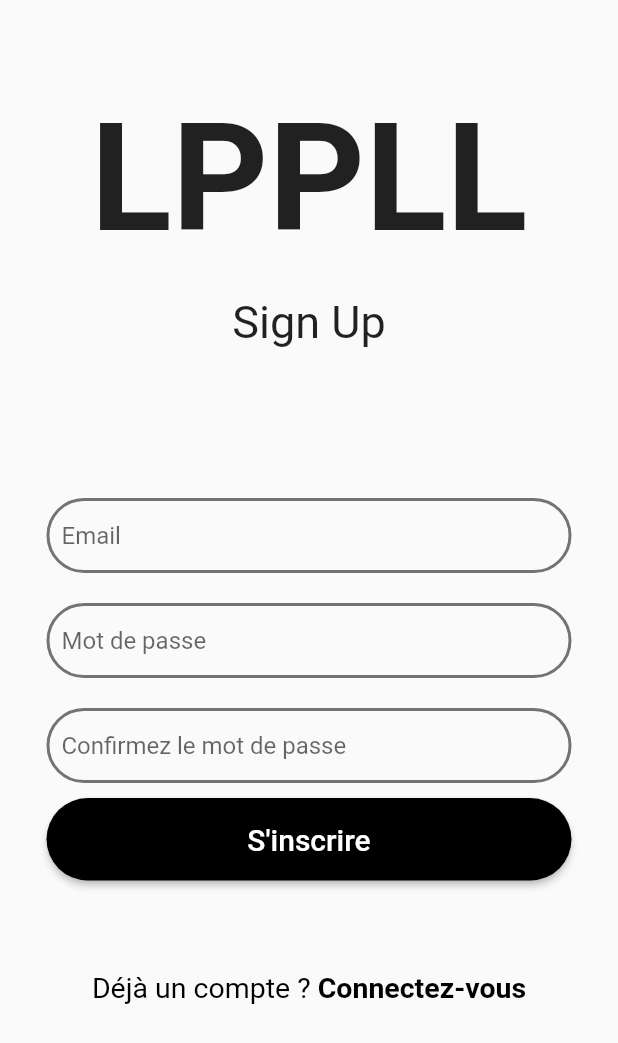
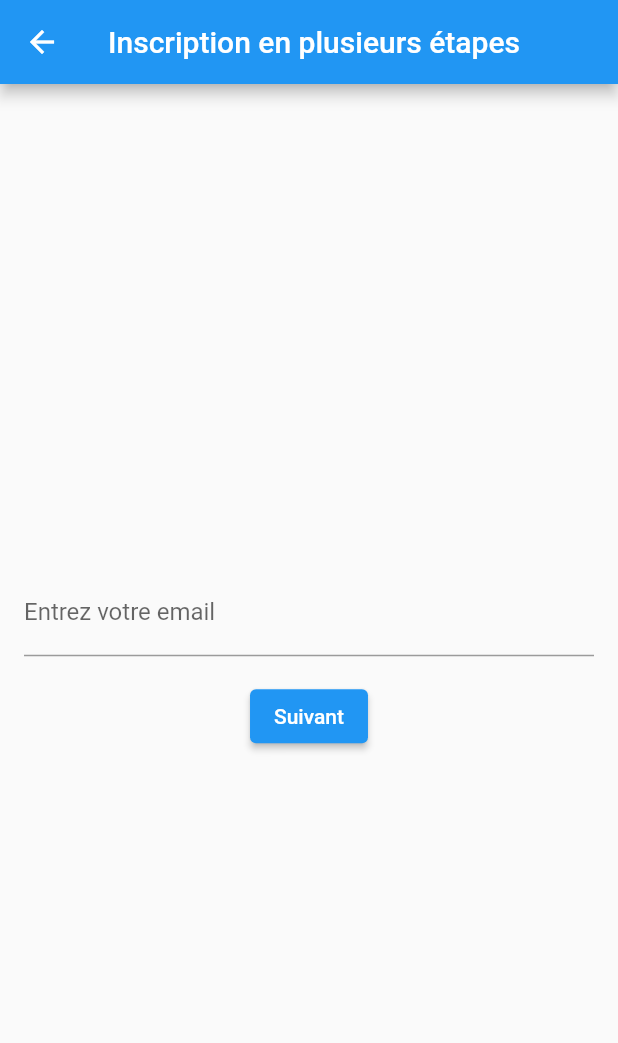
Before and after one commit to chuipagro/area, a Flutter app: the SignUpPage screen opened directly, on a phone screen of 412 x 824 dp. Shown: the top 1043 px of the screen. Run offline on Flutter 3.47's test engine with Material 2 defaults, Android fonts, the phone set to English and light mode, and no system bars; our stand-ins replace fluttertoast; network calls fail.

Commit message:
feat: setting up the operation of the sign up page

```diff
--- a/mobile/lib/LoginPage.dart
+++ b/mobile/lib/LoginPage.dart
@@ -101,7 +101,6 @@ class _LoginPageState extends State<LoginPage> {
                                 ),
                                 child: TextFormField(
                                 controller: emailController,
-                                obscureText: true,
                                 decoration: InputDecoration(
                                     hintText: 'Email',
                                     border: InputBorder.none,
--- a/mobile/lib/SignUpPage.dart
+++ b/mobile/lib/SignUpPage.dart
@@ -1,6 +1,6 @@
 import 'package:flutter/material.dart';
-import 'package:flutter/gestures.dart';
 import 'package:mobile/LoginPage.dart';
+import 'package:fluttertoast/fluttertoast.dart';
 
 class SignUpPage extends StatefulWidget {
     const SignUpPage({Key? key, required this.title}) : super(key: key);
@@ -11,235 +11,257 @@ class SignUpPage extends StatefulWidget {
     _SignUpPageState createState() => _SignUpPageState();
 }
 
+class Step1 extends StatefulWidget {
+    final Function nextPage;
+    final Function updateEmail;
+
+    Step1({required this.nextPage, required this.updateEmail});
+
+    @override
+    _Step1State createState() => _Step1State();
+}
+
+class _Step1State extends State<Step1> {
+    final GlobalKey<FormState> _formKey = GlobalKey<FormState>();
+    String email = '';
+
+    @override
+    Widget build(BuildContext context) {
+        return Container(
+            padding: const EdgeInsets.all(16.0),
+            child: Form(
+                key: _formKey,
+                child: Column(
+                    mainAxisAlignment: MainAxisAlignment.center,
+                    children: [
+                        TextFormField(
+                            decoration: const InputDecoration(labelText: 'Entrez votre email'),
+                            onChanged: (value) {
+                                setState(() {
+                                    email = value;
+                                });
+                            },
+                            validator: (value) {
+                                if (value == null || value.isEmpty) {
+                                    return 'Veuillez entrer votre email';
+                                }
+                                return null;
+                            },
+                        ),
+                        const SizedBox(height: 16.0),
+                        ElevatedButton(
+                            onPressed: () {
+                                if (_formKey.currentState!.validate()) {
+                                    widget.updateEmail(email);
+                                    widget.nextPage();
+                                }
+                            },
+                            child: const Text('Suivant'),
+                        ),
+                    ],
+                ),
+            ),
+        );
+    }
+}
+
+class Step2 extends StatefulWidget {
+    final Function nextPage;
+    final Function previousPage;
+    final Function updatePassword;
+
+    Step2({required this.nextPage, required this.previousPage, required this.updatePassword});
+
+    @override
+    _Step2State createState() => _Step2State();
+}
+
+class _Step2State extends State<Step2> {
+    final GlobalKey<FormState> _formKey = GlobalKey<FormState>();
+    String password = '';
+
+    @override
+    Widget build(BuildContext context) {
+        return Container(
+            padding: const EdgeInsets.all(16.0),
+            child: Form(
+                key: _formKey,
+                child: Column(
+                    mainAxisAlignment: MainAxisAlignment.center,
+                    children: [
+                        TextFormField(
+                            obscureText: true,
+                            decoration: const InputDecoration(labelText: 'Entrez votre mot de passe'),
+                            onChanged: (value) {
+                                setState(() {
+                                    password = value;
+                                });
+                            },
+                            validator: (value) {
+                                if (value == null || value.isEmpty) {
+                                    return 'Veuillez entrer votre mot de passe';
+                                }
+                                return null;
+                            },
+                        ),
+                        const SizedBox(height: 16.0),
+                        Row(
+                            mainAxisAlignment: MainAxisAlignment.spaceBetween,
+                            children: [
+                                ElevatedButton(
+                                    onPressed: () {
+                                        widget.previousPage();
+                                    },
+                                    child: const Text('Précédent'),
+                                ),
+                                ElevatedButton(
+                                    onPressed: () {
+                                        if (_formKey.currentState!.validate()) {
+                                            widget.updatePassword(password);
+                                            widget.nextPage();
+                                        }
+                                    },
+                                    child: const Text('Suivant'),
+                                ),
+                            ],
+                        ),
+                    ],
+                ),
+            ),
+        );
+    }
+}
+
+class Step3 extends StatefulWidget {
+    final Function previousPage;
+    final String email;
+    final String password;
+
+    Step3({required this.previousPage, required this.email, required this.password});
+
+    @override
+    _Step3State createState() => _Step3State();
+}
+
+class _Step3State extends State<Step3> {
+    final GlobalKey<FormState> _formKey = GlobalKey<FormState>();
+    String username = '';
+
+    @override
+    Widget build(BuildContext context) {
+        return Container(
+            padding: const EdgeInsets.all(16.0),
+            child: Form(
+                key: _formKey,
+                child: Column(
+                    mainAxisAlignment: MainAxisAlignment.center,
+                    children: [
+                        TextFormField(
+                            decoration: const InputDecoration(labelText: 'Entrez votre username'),
+                            onChanged: (value) {
+                                setState(() {
+                                    username = value;
+                                });
+                            },
+                            validator: (value) {
+                                if (value == null || value.isEmpty) {
+                                    return 'Veuillez entrer votre username';
+                                }
+                                return null;
+                            },
+                        ),
+                        const SizedBox(height: 16.0),
+                        ElevatedButton(
+                            onPressed: () {
+                                //donner arg au back pour checker que tout est ok
+                                Fluttertoast.showToast(
+                                    msg: "Enregistrement réussi !",
+                                    toastLength: Toast.LENGTH_SHORT,
+                                    gravity: ToastGravity.BOTTOM,
+                                    backgroundColor: Colors.green,
+                                    textColor: Colors.white,
+                                );
+                                Navigator.push(
+                                    context,
+                                    MaterialPageRoute(builder: (context) => LoginPage(title: 'LoginPage')),
+                                );
+                            },
+                            child: const Text('Inscription'),
+                        ),
+                        const SizedBox(height: 16.0),
+                        ElevatedButton(
+                            onPressed: () {
+                                widget.previousPage();
+                            },
+                            child: const Text('Précédent'),
+                        ),
+                    ],
+                ),
+            ),
+        );
+    }
+}
+
 class _SignUpPageState extends State<SignUpPage> {
-    final GlobalKey<FormState> _formKey = GlobalKey<FormState>();
-    TextEditingController emailController = TextEditingController();
-    TextEditingController passwordController = TextEditingController();
-    TextEditingController confirmPasswordController = TextEditingController();
+    final PageController _pageController = PageController(initialPage: 0);
 
-    bool isPasswordForgotten = false;
-    bool isEmailForgotten = false;
+    String email = '';
+    String password = '';
 
-    Future<void> signUpUser() async {
-      // Ajoutez ici la logique d'inscription de l'utilisateur
-      // Vous pouvez envoyer les données au serveur, par exemple
+    int _currentPage = 0;
+
+    void nextPage() {
+        if (_currentPage < 2) {
+            _pageController.nextPage(duration: const Duration(milliseconds: 300), curve: Curves.ease);
+            setState(() {
+                _currentPage += 1;
+            });
+        }
     }
 
-    @override
-    void initState() {
-        super.initState();
-        isPasswordForgotten = false;
-        isEmailForgotten = false;
+    void previousPage() {
+        if (_currentPage < 2) {
+            _pageController.previousPage(duration: const Duration(milliseconds: 300), curve: Curves.ease);
+            setState(() {
+                _currentPage -= 1;
+            });
+        }
     }
 
     @override
     Widget build(BuildContext context) {
         return Scaffold(
-            body: SingleChildScrollView(
-            child: Form(
-                key: _formKey,
-                child: Column(
-                mainAxisAlignment: MainAxisAlignment.center,
+            appBar: AppBar(
+                title: const Text("Inscription en plusieurs étapes"),
+            ),
+            body: PageView(
+                controller: _pageController,
+                physics: const NeverScrollableScrollPhysics(),
                 children: [
-                  SizedBox(height: 60.0),
-                  Align(
-                    alignment: Alignment.center,
-                    child: Text(
-                      'LPPLL',
-                      style: TextStyle(
-                        fontSize: 100.0,
-                        fontWeight: FontWeight.bold,
-                      ),
+                    Step1(
+                        nextPage: nextPage,
+                        updateEmail: (String newEmail) {
+                            setState(() {
+                                email: newEmail;
+                            });
+                        },
                     ),
-                  ),
-                  SizedBox(height: 20.0),
-                  Align(
-                    alignment: Alignment.center,
-                    child: Text(
-                      'Sign Up',
-                      style: TextStyle(
-                        fontSize: 30.0,
-                        fontWeight: FontWeight.normal,
-                      ),
+                    Step2(
+                        nextPage: nextPage,
+                        previousPage: previousPage,
+                        updatePassword: (String newPaswword) {
+                            setState(() {
+                                password: newPaswword;
+                            });
+                        },
                     ),
-                  ),
-                  SizedBox(height: 100.0),
-                  Container(
-                    width: 350,
-                    height: 50,
-                    padding: EdgeInsets.all(8.0),
-                    decoration: BoxDecoration(
-                      border: Border.all(
-                       color: Colors.black54,
-                       width: 2.0,
-                     ),
-                     borderRadius: BorderRadius.circular(30.0),
-                   ),
-                   child: TextFormField(
-                     controller: emailController,
-                     obscureText: false,
-                     decoration: InputDecoration(
-                       hintText: 'Email',
-                       border: InputBorder.none,
-                       labelStyle: TextStyle(
-                         fontWeight: FontWeight.bold,
-                       ),
-                       contentPadding: EdgeInsets.symmetric(vertical: 10.0),
-                     ),
-                     validator: (value) {
-                       if (value?.isEmpty ?? true) {
-                         setState(() {
-                           isEmailForgotten = true;
-                         });
-                         return null;
-                       }
-                       setState(() {
-                         isEmailForgotten = false;
-                       });
-                       return null;
-                     },
+                    Step3(
+                        previousPage: previousPage,
+                        email: email,
+                        password: password,
                     ),
-                  ),
-                  if (isEmailForgotten)
-                    Text(
-                      'Email manquant',
-                      style: TextStyle(
-                        color: Colors.red,
-                        fontSize: 16.0,
-                      ),
-                    ),
-                  SizedBox(height: 20.0),
-                  Container(
-                    width: 350,
-                    height: 50,
-                    padding: EdgeInsets.all(8.0),
-                    decoration: BoxDecoration(
-                      border: Border.all(
-                        color: Colors.black54,
-                        width: 2.0,
-                      ),
-                      borderRadius: BorderRadius.circular(30.0),
-                    ),
-                    child: TextFormField(
-                      controller: passwordController,
-                      obscureText: true,
-                      decoration: InputDecoration(
-                        hintText: 'Mot de passe',
-                        border: InputBorder.none,
-                        labelStyle: TextStyle(
-                          fontWeight: FontWeight.bold,
-                        ),
-                        contentPadding: EdgeInsets.symmetric(vertical: 10.0),
-                      ),
-                      validator: (value) {
-                        if (value?.isEmpty ?? true) {
-                          setState(() {
-                            isPasswordForgotten = true;
-                          });
-                          return null;
-                        }
-                        setState(() {
-                          isPasswordForgotten = false;
-                        });
-                        return null;
-                      },
-                    ),
-                  ),
-                  if (isPasswordForgotten)
-                    Text(
-                      'Mot de passe manquant',
-                      style: TextStyle(
-                        color: Colors.red,
-                        fontSize: 16.0,
-                      ),
-                    ),
-                  SizedBox(height: 20.0),
-                  Container(
-                    width: 350,
-                    height: 50,
-                    padding: EdgeInsets.all(8.0),
-                    decoration: BoxDecoration(
-                      border: Border.all(
-                        color: Colors.black54,
-                        width: 2.0,
-                      ),
-                      borderRadius: BorderRadius.circular(30.0),
-                    ),
-                    child: TextFormField(
-                      controller: confirmPasswordController,
-                      obscureText: true,
-                      decoration: InputDecoration(
-                        hintText: 'Confirmez le mot de passe',
-                        border: InputBorder.none,
-                        labelStyle: TextStyle(
-                          fontWeight: FontWeight.bold,
-                        ),
-                        contentPadding: EdgeInsets.symmetric(vertical: 10.0),
-                      ),
-                      validator: (value) {
-                        if (value != passwordController.text) {
-                          return 'Les mots de passe ne correspondent pas';
-                        }
-                        return null;
-                      },
-                    ),
-                  ),
-                  SizedBox(height: 10.0),
-                  ElevatedButton(
-                    onPressed: () {
-                      if (_formKey.currentState!.validate()) {
-                        signUpUser();
-                      }
-                    },
-                    style: ElevatedButton.styleFrom(
-                      primary: Colors.black,
-                      shape: RoundedRectangleBorder(
-                        borderRadius: BorderRadius.circular(40.0),
-                      ),
-                      minimumSize: Size(350, 55),
-                    ),
-                    child: Text(
-                      'S\'inscrire',
-                      style: TextStyle(
-                        color: Colors.white,
-                        fontSize: 20.0,
-                      ),
-                    ),
-                  ),
-                  SizedBox(height: 60.0),
-                  RichText(
-                    text: TextSpan(
-                      text: 'Déjà un compte ? ',
-                      style: TextStyle(
-                        fontSize: 19.0,
-                        color: Colors.black,
-                        fontWeight: FontWeight.normal,
-                      ),
-                      children: <TextSpan>[
-                        TextSpan(
-                          text: 'Connectez-vous',
-                          style: TextStyle(
-                            fontWeight: FontWeight.bold,
-                          ),
-                          recognizer: TapGestureRecognizer()
-                            ..onTap = () {
-                                Navigator.push(
-                                    context,
-                                    MaterialPageRoute(builder: (context) => LoginPage(title: 'LoginPage')),
-                                );
-                                setState(() {
-                                    isPasswordForgotten = false;
-                                    isEmailForgotten = false;
-                                });
-                            },
-                        ),
-                      ],
-                    ),
-                  ),
                 ],
-              ),
             ),
-          ),
         );
-      }
     }
+}
--- a/mobile/lib/main.dart
+++ b/mobile/lib/main.dart
@@ -1,9 +1,5 @@
 import 'package:flutter/material.dart';
 import 'package:mobile/LoginPage.dart';
-//import 'package:firebase_auth/firebase_auth.dart';
-//import 'package:firebase_core/firebase_core.dart';
-//import 'package:firebase_core/firebase_core.dart';
-//import 'firebase_options.dart';
 
 void main() {
   runApp(MaterialApp(
--- a/mobile/pubspec.yaml
+++ b/mobile/pubspec.yaml
@@ -31,6 +31,7 @@ dependencies:
   flutter:
     sdk: flutter
   http: ^0.13.3
+  fluttertoast: ^8.0.7
 
   # The following adds the Cupertino Icons font to your application.
   # Use with the CupertinoIcons class for iOS style icons.
```
Also changed, not shown: mobile/lib/firebase_options.dart (deleted), mobile/pubspec.lock, 1 other file.
